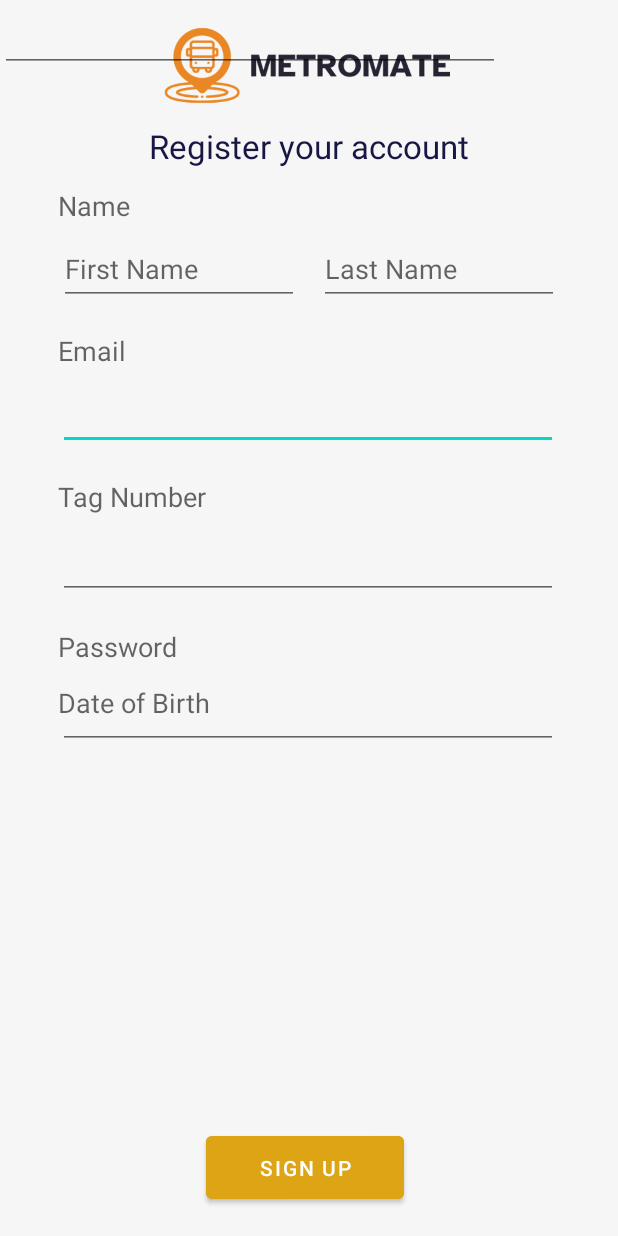
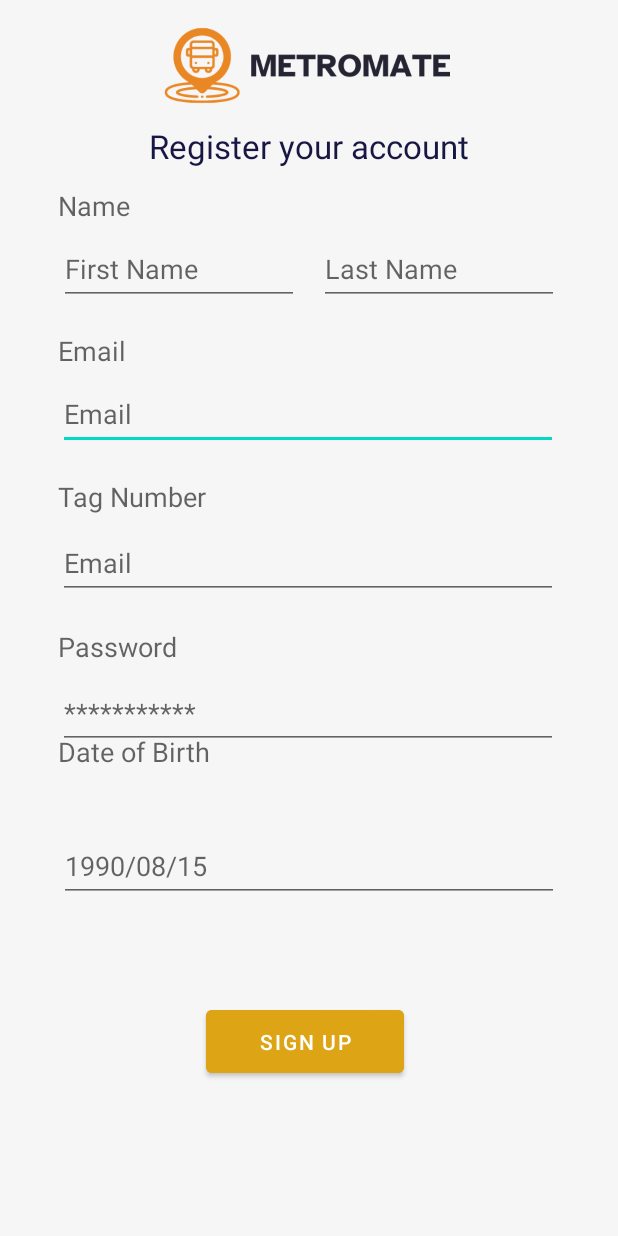
Before and after one commit to ViveckRanchod/MetroMate, an Android app: the layout commuter_sign_up.xml on its own in the app's theme, with its tools: preview values and no code run, on a phone screen of 412 x 824 dp. Run offline under Robolectric (Android 15) with nearby library versions, the phone set to English and light mode, and no system bars.

```diff
--- a/app/src/main/res/layout/commuter_sign_up.xml
+++ b/app/src/main/res/layout/commuter_sign_up.xml
@@ -31,10 +31,11 @@
         app:layout_constraintVertical_bias="0.104" />
 
     <EditText
-        android:id="@+id/editTextTextEmailAddress"
+        android:id="@+id/commuterEmail"
         android:layout_width="333dp"
         android:layout_height="48dp"
         android:ems="10"
+        android:hint="@string/commuterEmail"
         android:inputType="textEmailAddress"
         app:layout_constraintBottom_toBottomOf="parent"
         app:layout_constraintEnd_toEndOf="parent"
@@ -50,7 +51,7 @@
         android:layout_marginBottom="6dp"
         android:text="Email"
         android:textAppearance="@style/TextAppearance.AppCompat.Medium"
-        app:layout_constraintBottom_toTopOf="@+id/editTextTextEmailAddress"
+        app:layout_constraintBottom_toTopOf="@+id/commuterEmail"
         app:layout_constraintEnd_toEndOf="parent"
         app:layout_constraintHorizontal_bias="0.106"
         app:layout_constraintStart_toStartOf="parent"
@@ -104,8 +105,10 @@
         android:layout_width="wrap_content"
         android:layout_height="wrap_content"
         android:layout_marginTop="456dp"
+        android:layout_marginBottom="7dp"
         android:text="Date of Birth"
         android:textAppearance="@style/TextAppearance.AppCompat.Medium"
+        app:layout_constraintBottom_toTopOf="@+id/editTextDate"
         app:layout_constraintEnd_toEndOf="parent"
         app:layout_constraintHorizontal_bias="0.125"
         app:layout_constraintStart_toStartOf="parent"
@@ -130,6 +133,7 @@
         android:layout_width="333dp"
         android:layout_height="48dp"
         android:ems="10"
+        android:hint="@string/commuterEmail"
         android:inputType="textPersonName"
         app:layout_constraintBottom_toBottomOf="parent"
         app:layout_constraintEnd_toEndOf="parent"
@@ -157,6 +161,7 @@
         android:layout_width="333dp"
         android:layout_height="48dp"
         android:ems="10"
+        android:hint="***********"
         android:inputType="textPassword"
         app:layout_constraintBottom_toBottomOf="parent"
         app:layout_constraintEnd_toEndOf="parent"
@@ -176,15 +181,19 @@
         app:layout_constraintHorizontal_bias="0.491"
         app:layout_constraintStart_toStartOf="parent"
         app:layout_constraintTop_toTopOf="parent"
-        app:layout_constraintVertical_bias="0.976" />
+        app:layout_constraintVertical_bias="0.867" />
 
     <EditText
         android:id="@+id/editTextDate"
         android:layout_width="333dp"
         android:layout_height="48dp"
         android:ems="10"
+        android:hint="1990/08/15"
         android:inputType="date"
-        tools:layout_editor_absoluteX="39dp"
-        tools:layout_editor_absoluteY="494dp" />
+        app:layout_constraintBottom_toBottomOf="parent"
+        app:layout_constraintEnd_toEndOf="parent"
+        app:layout_constraintStart_toStartOf="parent"
+        app:layout_constraintTop_toTopOf="parent"
+        app:layout_constraintVertical_bias="0.713" />
 
 </androidx.constraintlayout.widget.ConstraintLayout>
--- a/app/src/main/res/values/strings.xml
+++ b/app/src/main/res/values/strings.xml
@@ -13,5 +13,7 @@
     <string name="hello_second_fragment">Hello second fragment. Arg: %1$s</string>
     <string name="button_commuter">Commuter</string>
     <string name="button_driver">Bus Driver</string>
+    <string name="commuterEmail">Email</string>
+
 
 </resources>
```
